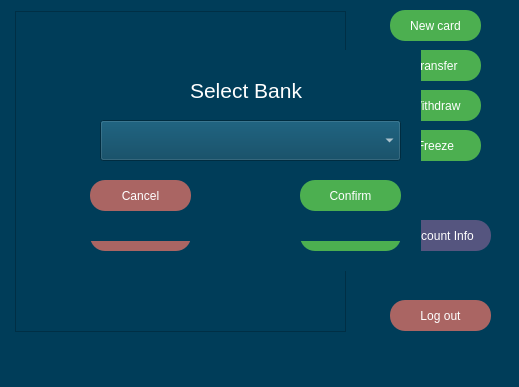
The window that modules/view/depositmanager.ui (ZhekLu/financial-system) describes before a commit, drawn with Qt 5.
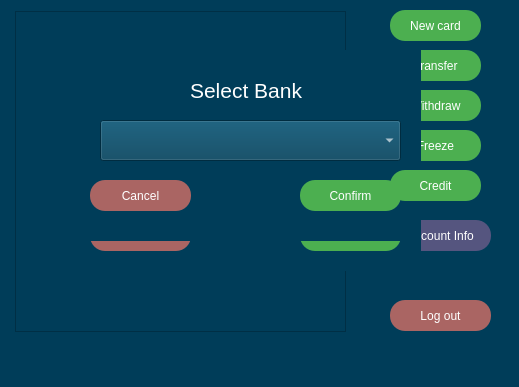
The same window after the commit.

Commit message: base:credit manager

```diff
--- a/modules/view/depositmanager.ui
+++ b/modules/view/depositmanager.ui
@@ -1148,6 +1148,45 @@
      </property>
     </widget>
    </widget>
+   <widget class="QPushButton" name="credit_but">
+    <property name="geometry">
+     <rect>
+      <x>390</x>
+      <y>170</y>
+      <width>101</width>
+      <height>31</height>
+     </rect>
+    </property>
+    <property name="font">
+     <font>
+      <pointsize>-1</pointsize>
+      <underline>false</underline>
+      <strikeout>false</strikeout>
+     </font>
+    </property>
+    <property name="cursor">
+     <cursorShape>PointingHandCursor</cursorShape>
+    </property>
+    <property name="styleSheet">
+     <string notr="true">QPushButton {
+  font-size: 12px;
+  text-align: center;
+  text-decoration: none;
+  outline: none;
+  color: #fff;
+  background-color: #4CAF50;
+  border: none;
+  border-radius: 15px;
+  margin-right: 10px;
+}
+QPushButton:hover{
+ background-color: rgb(85, 195, 89);
+}</string>
+    </property>
+    <property name="text">
+     <string>Credit</string>
+    </property>
+   </widget>
   </widget>
   <widget class="QMenuBar" name="menubar">
    <property name="geometry">
```
The commit also changes 12 other files.
